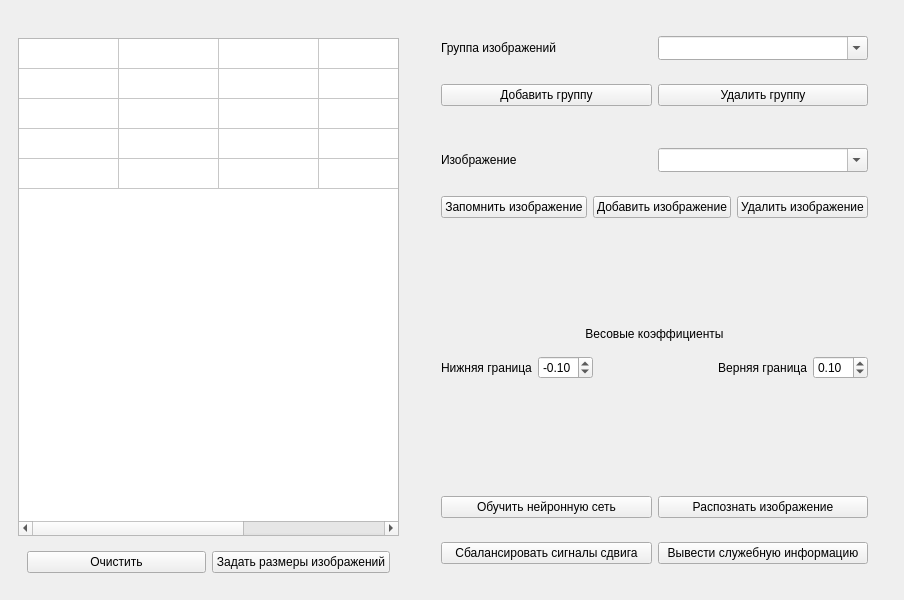
First picture: the form in Lab_4/NN_4/MainWindow.ui, repository StrangeIlia/NeuralWeb, before the edit.
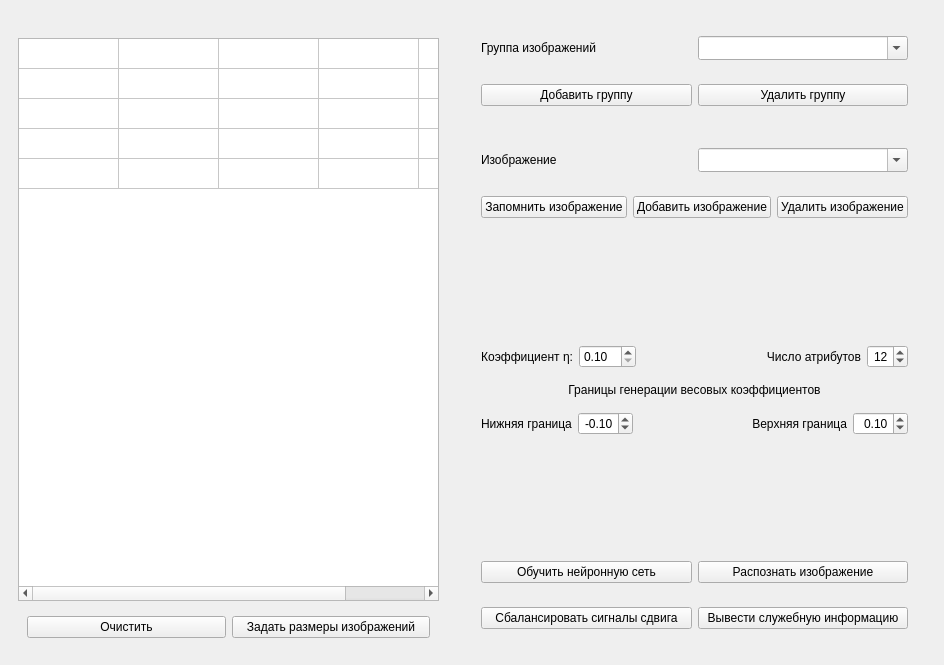
Second picture: the form after the edit.

Diff of the .ui file:
```diff
--- a/Lab_4/NN_4/MainWindow.ui
+++ b/Lab_4/NN_4/MainWindow.ui
@@ -6,10 +6,16 @@
    <rect>
     <x>0</x>
     <y>0</y>
-    <width>904</width>
-    <height>600</height>
+    <width>944</width>
+    <height>665</height>
    </rect>
   </property>
+  <property name="sizePolicy">
+   <sizepolicy hsizetype="Maximum" vsizetype="Preferred">
+    <horstretch>0</horstretch>
+    <verstretch>0</verstretch>
+   </sizepolicy>
+  </property>
   <property name="windowTitle">
    <string>Бойчук Илья. Нейронные сети. Лаб 3.</string>
   </property>
@@ -237,10 +243,93 @@
        <item>
         <widget class="QWidget" name="widget_14" native="true">
          <layout class="QVBoxLayout" name="verticalLayout_5">
+          <item>
+           <widget class="QWidget" name="widget_15" native="true">
+            <layout class="QHBoxLayout" name="horizontalLayout_10">
+             <item>
+              <widget class="QLabel" name="label_7">
+               <property name="sizePolicy">
+                <sizepolicy hsizetype="Maximum" vsizetype="Preferred">
+                 <horstretch>0</horstretch>
+                 <verstretch>0</verstretch>
+                </sizepolicy>
+               </property>
+               <property name="text">
+                <string>Коэффициент η:</string>
+               </property>
+               <property name="alignment">
+                <set>Qt::AlignRight|Qt::AlignTrailing|Qt::AlignVCenter</set>
+               </property>
+              </widget>
+             </item>
+             <item>
+              <widget class="QDoubleSpinBox" name="smallTeta">
+               <property name="sizePolicy">
+                <sizepolicy hsizetype="Minimum" vsizetype="Fixed">
+                 <horstretch>0</horstretch>
+                 <verstretch>0</verstretch>
+                </sizepolicy>
+               </property>
+               <property name="minimum">
+                <double>0.100000000000000</double>
+               </property>
+              </widget>
+             </item>
+             <item>
+              <spacer name="horizontalSpacer_2">
+               <property name="orientation">
+                <enum>Qt::Horizontal</enum>
+               </property>
+               <property name="sizeHint" stdset="0">
+                <size>
+                 <width>40</width>
+                 <height>20</height>
+                </size>
+               </property>
+              </spacer>
+             </item>
+             <item>
+              <widget class="QLabel" name="label_6">
+               <property name="sizePolicy">
+                <sizepolicy hsizetype="Maximum" vsizetype="Preferred">
+                 <horstretch>0</horstretch>
+                 <verstretch>0</verstretch>
+                </sizepolicy>
+               </property>
+               <property name="text">
+                <string>Число атрибутов</string>
+               </property>
+               <property name="alignment">
+                <set>Qt::AlignRight|Qt::AlignTrailing|Qt::AlignVCenter</set>
+               </property>
+              </widget>
+             </item>
+             <item>
+              <widget class="QSpinBox" name="attributesCount">
+               <property name="sizePolicy">
+                <sizepolicy hsizetype="Minimum" vsizetype="Fixed">
+                 <horstretch>0</horstretch>
+                 <verstretch>0</verstretch>
+                </sizepolicy>
+               </property>
+               <property name="alignment">
+                <set>Qt::AlignRight|Qt::AlignTrailing|Qt::AlignVCenter</set>
+               </property>
+               <property name="minimum">
+                <number>2</number>
+               </property>
+               <property name="value">
+                <number>12</number>
+               </property>
+              </widget>
+             </item>
+            </layout>
+           </widget>
+          </item>
           <item>
            <widget class="QLabel" name="label_3">
             <property name="text">
-             <string>Весовые коэффициенты</string>
+             <string>Границы генерации весовых коэффициентов</string>
             </property>
             <property name="alignment">
              <set>Qt::AlignCenter</set>
@@ -259,6 +348,9 @@
              </item>
              <item>
               <widget class="QDoubleSpinBox" name="lowerBound">
+               <property name="alignment">
+                <set>Qt::AlignRight|Qt::AlignTrailing|Qt::AlignVCenter</set>
+               </property>
                <property name="minimum">
                 <double>-1.000000000000000</double>
                </property>
@@ -289,7 +381,7 @@
              <item>
               <widget class="QLabel" name="label_2">
                <property name="text">
-                <string>Верняя граница</string>
+                <string>Верхняя граница</string>
                </property>
                <property name="alignment">
                 <set>Qt::AlignRight|Qt::AlignTrailing|Qt::AlignVCenter</set>
@@ -304,6 +396,9 @@
                  <verstretch>0</verstretch>
                 </sizepolicy>
                </property>
+               <property name="alignment">
+                <set>Qt::AlignRight|Qt::AlignTrailing|Qt::AlignVCenter</set>
+               </property>
                <property name="minimum">
                 <double>-1.000000000000000</double>
                </property>
@@ -381,6 +476,9 @@
                <property name="text">
                 <string>Вывести служебную информацию</string>
                </property>
+               <property name="flat">
+                <bool>false</bool>
+               </property>
               </widget>
              </item>
             </layout>
```
Left out of the diff: 4 changed lines with no effect on the pictures.
